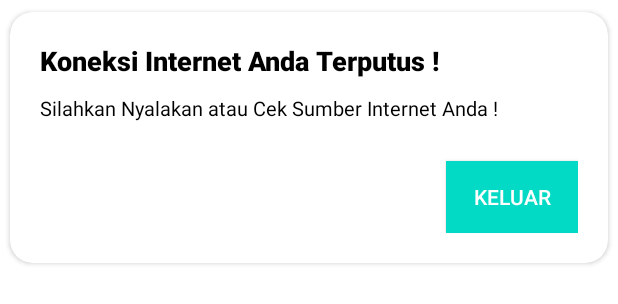
After one commit to admalfrizi/ChatAppsEncryption, an Android app: the layout custom_popup_network.xml on its own in the app's theme, with its tools: preview values and no code run, on a phone screen of 412 x 824 dp. The commit adds this screen. Shown: the top 304 px of the screen. Run offline under Robolectric (Android 15) with nearby library versions, the light colour scheme and no system bars.

Commit message:
Adding Network Checker

```diff
--- a/app/src/main/AndroidManifest.xml
+++ b/app/src/main/AndroidManifest.xml
@@ -5,6 +5,8 @@
 
     <uses-permission android:name="android.permission.INTERNET" />
     <uses-permission android:name="android.permission.READ_EXTERNAL_STORAGE" />
+    <uses-permission android:name="android.permission.ACCESS_NETWORK_STATE" />
+    <uses-permission android:name="android.permission.ACCESS_WIFI_STATE" />
 
     <application
         android:allowBackup="true"
--- /dev/null
+++ b/app/src/main/res/layout/custom_popup_network.xml
@@ -0,0 +1,63 @@
+<?xml version="1.0" encoding="utf-8"?>
+<RelativeLayout xmlns:android="http://schemas.android.com/apk/res/android"
+    android:layout_width="match_parent"
+    android:layout_height="match_parent"
+    xmlns:app="http://schemas.android.com/apk/res-auto">
+
+    <androidx.cardview.widget.CardView
+        android:layout_width="match_parent"
+        android:layout_height="wrap_content"
+        app:cardBackgroundColor="@color/white"
+        app:cardElevation="2dp"
+        app:cardCornerRadius="15dp"
+        app:cardUseCompatPadding="true">
+
+        <LinearLayout
+            android:orientation="vertical"
+            android:padding="20dp"
+            android:gravity="center"
+            android:layout_width="match_parent"
+            android:layout_height="wrap_content">
+
+            <TextView
+                android:layout_width="match_parent"
+                android:layout_height="wrap_content"
+                android:text="@string/koneksi_internet_anda_terputus"
+                android:textSize="18sp"
+                android:textColor="@color/black"
+                android:fontFamily="sans-serif-black"
+                />
+
+
+            <TextView
+                android:layout_width="match_parent"
+                android:layout_height="wrap_content"
+                android:text="@string/silahkan_nyalakan_atau_cek_sumber_internet_anda"
+                android:layout_marginVertical="10dp"
+                android:textSize="13sp"
+                android:textColor="@color/black"
+                android:fontFamily="sans-serif"
+                />
+
+
+            <LinearLayout
+                android:layout_width="match_parent"
+                android:layout_height="wrap_content"
+                android:gravity="end"
+                android:orientation="horizontal">
+
+                <androidx.appcompat.widget.AppCompatButton
+                    android:id="@+id/btnExit"
+                    android:layout_width="wrap_content"
+                    android:layout_height="wrap_content"
+                    android:background="@color/teal_200"
+                    android:textColor="@color/white"
+                    android:layout_marginTop="16dp"
+                    android:text="@string/keluar"/>
+
+            </LinearLayout>
+        </LinearLayout>
+
+    </androidx.cardview.widget.CardView>
+
+</RelativeLayout>
--- a/app/src/main/res/values/strings.xml
+++ b/app/src/main/res/values/strings.xml
@@ -34,4 +34,7 @@
     <string name="kamera">Kamera</string>
     <string name="galeri">Galeri</string>
     <string name="this_is_receiver_name">This is Receiver name</string>
+    <string name="koneksi_internet_anda_terputus">Koneksi Internet Anda Terputus !</string>
+    <string name="keluar">Keluar</string>
+    <string name="silahkan_nyalakan_atau_cek_sumber_internet_anda">Silahkan Nyalakan atau Cek Sumber Internet Anda !</string>
 </resources>
```
Also changed, not shown: app/src/main/java/com/aplikasi/chatappstrials/ui/BottomNav.kt (+51 -0 lines), app/src/main/java/com/aplikasi/chatappstrials/ui/navscreen/home/HomeFragment.kt (+13 -0 lines).
